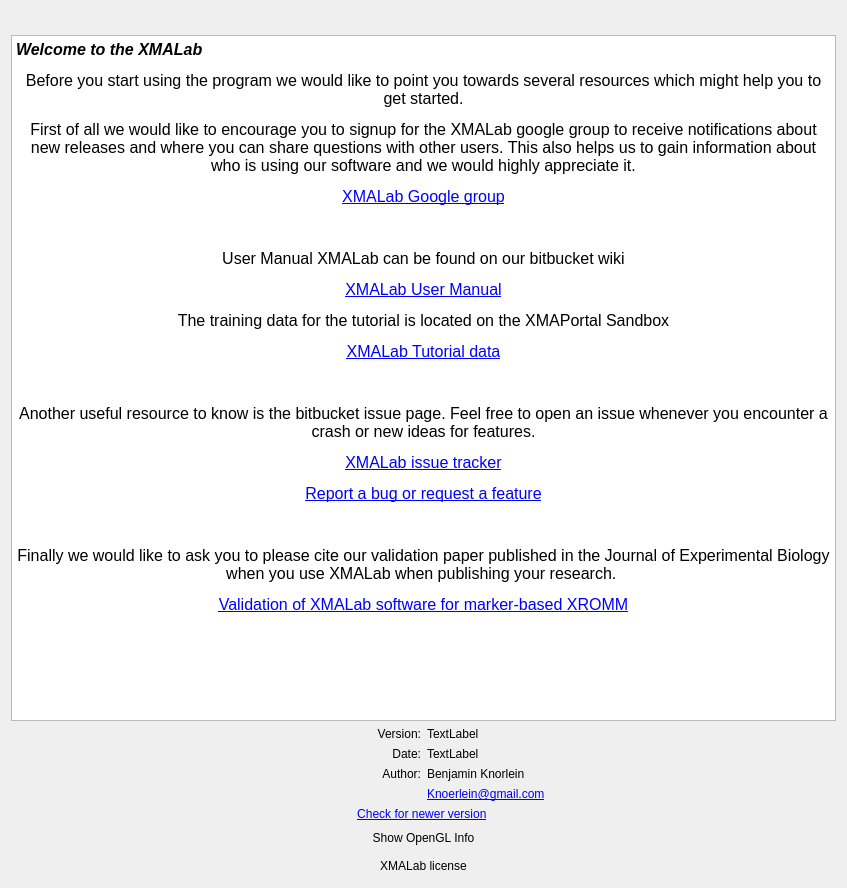
Qt form src/ui/ui-files/AboutDialog.ui (XROMMPackages/xmalab) before a commit.
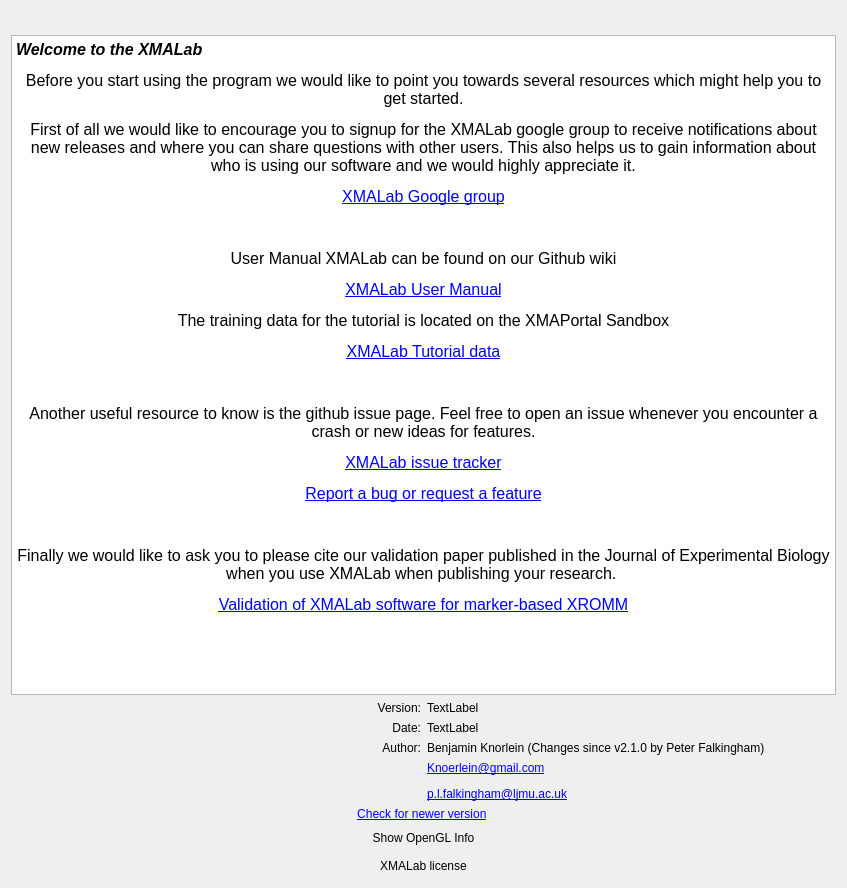
The same form after that commit. Icons and pictures are not drawn.

Diff of the .ui file:
```diff
--- a/src/ui/ui-files/AboutDialog.ui
+++ b/src/ui/ui-files/AboutDialog.ui
@@ -63,7 +63,7 @@
         </sizepolicy>
        </property>
        <property name="text">
-        <string>Benjamin Knorlein</string>
+        <string>Benjamin Knorlein (Changes since v2.1.0 by Peter Falkingham)</string>
        </property>
       </widget>
      </item>
@@ -83,7 +83,7 @@
         </sizepolicy>
        </property>
        <property name="text">
-        <string>&lt;html&gt;&lt;head/&gt;&lt;body&gt;&lt;p&gt;&lt;a href=&quot;mailto:Knoerlein@gmail.com&quot;&gt;&lt;span style=&quot; text-decoration: underline; color:#0000ff;&quot;&gt;Knoerlein@gmail.com&lt;/span&gt;&lt;/a&gt;&lt;/p&gt;&lt;/body&gt;&lt;/html&gt;</string>
+        <string>&lt;html&gt;&lt;head/&gt;&lt;body&gt;&lt;p&gt;&lt;a href=&quot;mailto:Knoerlein@gmail.com&quot;&gt;&lt;span style=&quot; text-decoration: underline; color:#0000ff;&quot;&gt;Knoerlein@gmail.com&lt;/span&gt;&lt;/a&gt;&lt;/p&gt;&lt;p&gt;&lt;a href=&quot;mailto:p.l.falkingham@ljmu.ac.uk&quot;&gt;&lt;span style=&quot; text-decoration: underline; color:#0000ff;&quot;&gt;p.l.falkingham@ljmu.ac.uk&lt;/span&gt;&lt;/a&gt;&lt;/p&gt;&lt;/body&gt;&lt;/html&gt;</string>
        </property>
        <property name="openExternalLinks">
         <bool>true</bool>
@@ -218,14 +218,14 @@
 &lt;p align=&quot;center&quot; style=&quot; margin-top:12px; margin-bottom:12px; margin-left:0px; margin-right:0px; -qt-block-indent:0; text-indent:0px;&quot;&gt;&lt;span style=&quot; font-size:12pt;&quot;&gt;First of all we would like to encourage you to signup for the XMALab google group to receive notifications about new releases and where you can share questions with other users. This also helps us to gain information about who is using our software and we would highly appreciate it.&lt;/span&gt;&lt;/p&gt;
 &lt;p align=&quot;center&quot; style=&quot; margin-top:12px; margin-bottom:12px; margin-left:0px; margin-right:0px; -qt-block-indent:0; text-indent:0px;&quot;&gt;&lt;a href=&quot;https://groups.google.com/a/brown.edu/forum/?hl=en#!forum/xmalab&quot;&gt;&lt;span style=&quot; font-size:12pt; text-decoration: underline; color:#0000ff;&quot;&gt;XMALab Google group&lt;/span&gt;&lt;/a&gt;&lt;/p&gt;
 &lt;p align=&quot;center&quot; style=&quot;-qt-paragraph-type:empty; margin-top:12px; margin-bottom:12px; margin-left:0px; margin-right:0px; -qt-block-indent:0; text-indent:0px; font-size:12pt; text-decoration: underline; color:#0000ff;&quot;&gt;&lt;br /&gt;&lt;/p&gt;
-&lt;p align=&quot;center&quot; style=&quot; margin-top:12px; margin-bottom:12px; margin-left:0px; margin-right:0px; -qt-block-indent:0; text-indent:0px;&quot;&gt;&lt;span style=&quot; font-size:12pt;&quot;&gt;User Manual XMALab can be found on our bitbucket wiki&lt;/span&gt;&lt;/p&gt;
-&lt;p align=&quot;center&quot; style=&quot; margin-top:12px; margin-bottom:12px; margin-left:0px; margin-right:0px; -qt-block-indent:0; text-indent:0px;&quot;&gt;&lt;a href=&quot;https://bitbucket.org/xromm/xmalab/wiki/Home&quot;&gt;&lt;span style=&quot; font-size:12pt; text-decoration: underline; color:#0000ff;&quot;&gt;XMALab User Manual&lt;/span&gt;&lt;/a&gt;&lt;/p&gt;
+&lt;p align=&quot;center&quot; style=&quot; margin-top:12px; margin-bottom:12px; margin-left:0px; margin-right:0px; -qt-block-indent:0; text-indent:0px;&quot;&gt;&lt;span style=&quot; font-size:12pt;&quot;&gt;User Manual XMALab can be found on our Github wiki&lt;/span&gt;&lt;/p&gt;
+&lt;p align=&quot;center&quot; style=&quot; margin-top:12px; margin-bottom:12px; margin-left:0px; margin-right:0px; -qt-block-indent:0; text-indent:0px;&quot;&gt;&lt;a href=&quot;https://github.com/XROMMPackages/xmalab/wiki&quot;&gt;&lt;span style=&quot; font-size:12pt; text-decoration: underline; color:#0000ff;&quot;&gt;XMALab User Manual&lt;/span&gt;&lt;/a&gt;&lt;/p&gt;
 &lt;p align=&quot;center&quot; style=&quot; margin-top:12px; margin-bottom:12px; margin-left:0px; margin-right:0px; -qt-block-indent:0; text-indent:0px;&quot;&gt;&lt;span style=&quot; font-size:12pt;&quot;&gt;The training data for the tutorial is located on the XMAPortal Sandbox&lt;/span&gt;&lt;/p&gt;
 &lt;p align=&quot;center&quot; style=&quot; margin-top:12px; margin-bottom:12px; margin-left:0px; margin-right:0px; -qt-block-indent:0; text-indent:0px;&quot;&gt;&lt;a href=&quot;http://xmaportal.org/sandbox/larequest.php?request=explorePublicStudy&amp;amp;StudyID=49&amp;amp;instit=SANDBOX1&quot;&gt;&lt;span style=&quot; font-size:12pt; text-decoration: underline; color:#0000ff;&quot;&gt;XMALab Tutorial data&lt;/span&gt;&lt;/a&gt;&lt;/p&gt;
 &lt;p align=&quot;center&quot; style=&quot;-qt-paragraph-type:empty; margin-top:12px; margin-bottom:12px; margin-left:0px; margin-right:0px; -qt-block-indent:0; text-indent:0px; font-size:12pt; text-decoration: underline; color:#0000ff;&quot;&gt;&lt;br /&gt;&lt;/p&gt;
-&lt;p align=&quot;center&quot; style=&quot; margin-top:12px; margin-bottom:12px; margin-left:0px; margin-right:0px; -qt-block-indent:0; text-indent:0px;&quot;&gt;&lt;span style=&quot; font-size:12pt;&quot;&gt;Another useful resource to know is the bitbucket issue page. Feel free to open an issue whenever you encounter a crash or new ideas for features.&lt;/span&gt;&lt;/p&gt;
-&lt;p align=&quot;center&quot; style=&quot; margin-top:12px; margin-bottom:12px; margin-left:0px; margin-right:0px; -qt-block-indent:0; text-indent:0px;&quot;&gt;&lt;a href=&quot;https://bitbucket.org/xromm/xmalab/issues?status=new&amp;amp;status=open&quot;&gt;&lt;span style=&quot; font-size:12pt; text-decoration: underline; color:#0000ff;&quot;&gt;XMALab issue tracker&lt;/span&gt;&lt;/a&gt;&lt;/p&gt;
-&lt;p align=&quot;center&quot; style=&quot; margin-top:12px; margin-bottom:12px; margin-left:0px; margin-right:0px; -qt-block-indent:0; text-indent:0px;&quot;&gt;&lt;a href=&quot;https://bitbucket.org/xromm/xmalab/issues/new&quot;&gt;&lt;span style=&quot; font-size:12pt; text-decoration: underline; color:#0000ff;&quot;&gt;Report a bug or request a feature&lt;/span&gt;&lt;/a&gt;&lt;/p&gt;
+&lt;p align=&quot;center&quot; style=&quot; margin-top:12px; margin-bottom:12px; margin-left:0px; margin-right:0px; -qt-block-indent:0; text-indent:0px;&quot;&gt;&lt;span style=&quot; font-size:12pt;&quot;&gt;Another useful resource to know is the github issue page. Feel free to open an issue whenever you encounter a crash or new ideas for features.&lt;/span&gt;&lt;/p&gt;
+&lt;p align=&quot;center&quot; style=&quot; margin-top:12px; margin-bottom:12px; margin-left:0px; margin-right:0px; -qt-block-indent:0; text-indent:0px;&quot;&gt;&lt;a href=&quot;https://github.com/XROMMPackages/xmalab/issues&quot;&gt;&lt;span style=&quot; font-size:12pt; text-decoration: underline; color:#0000ff;&quot;&gt;XMALab issue tracker&lt;/span&gt;&lt;/a&gt;&lt;/p&gt;
+&lt;p align=&quot;center&quot; style=&quot; margin-top:12px; margin-bottom:12px; margin-left:0px; margin-right:0px; -qt-block-indent:0; text-indent:0px;&quot;&gt;&lt;a href=&quot;https://github.com/XROMMPackages/xmalab/issues/new&quot;&gt;&lt;span style=&quot; font-size:12pt; text-decoration: underline; color:#0000ff;&quot;&gt;Report a bug or request a feature&lt;/span&gt;&lt;/a&gt;&lt;/p&gt;
 &lt;p align=&quot;center&quot; style=&quot;-qt-paragraph-type:empty; margin-top:12px; margin-bottom:12px; margin-left:0px; margin-right:0px; -qt-block-indent:0; text-indent:0px; font-size:12pt; text-decoration: underline; color:#0000ff;&quot;&gt;&lt;br /&gt;&lt;/p&gt;
 &lt;p align=&quot;center&quot; style=&quot; margin-top:12px; margin-bottom:12px; margin-left:0px; margin-right:0px; -qt-block-indent:0; text-indent:0px;&quot;&gt;&lt;span style=&quot; font-size:12pt;&quot;&gt;Finally we would like to ask you to please cite our validation paper published in the Journal of Experimental Biology when you use XMALab when publishing your research. &lt;/span&gt;&lt;/p&gt;
 &lt;p align=&quot;center&quot; style=&quot; margin-top:12px; margin-bottom:12px; margin-left:0px; margin-right:0px; -qt-block-indent:0; text-indent:0px;&quot;&gt;&lt;a href=&quot;http://jeb.biologists.org/content/219/23/3701&quot;&gt;&lt;span style=&quot; font-size:12pt; text-decoration: underline; color:#0000ff;&quot;&gt;Validation of XMALab software for marker-based XROMM&lt;/span&gt;&lt;/a&gt;&lt;/p&gt;&lt;/body&gt;&lt;/html&gt;</string>
```
Left out of the diff: 2 changed lines with no effect on the pictures.
